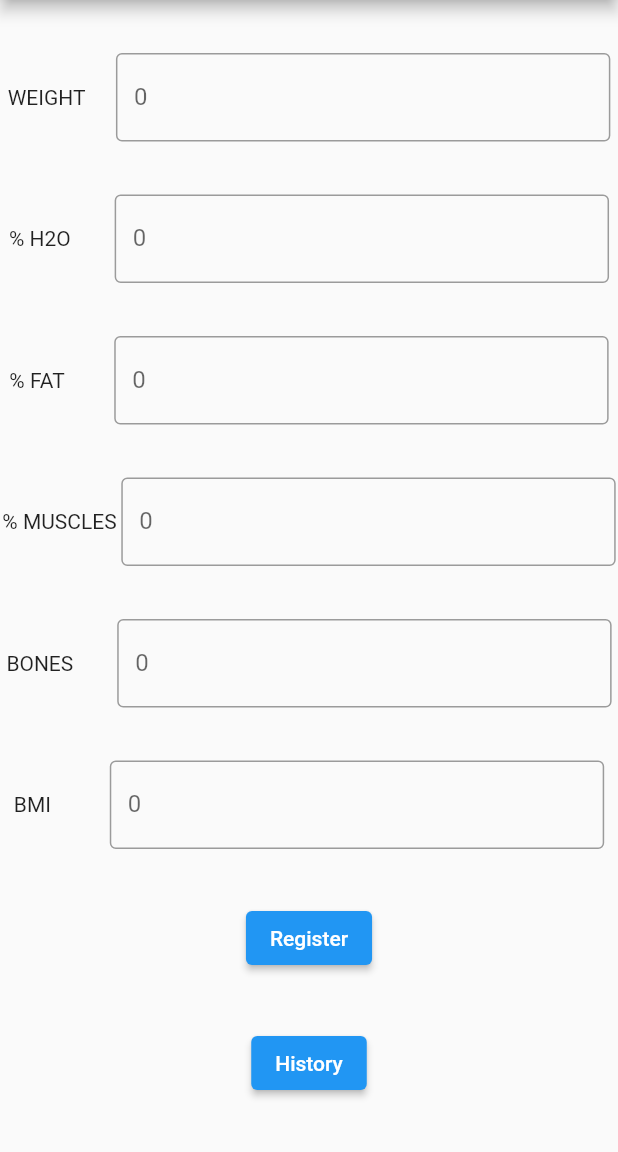
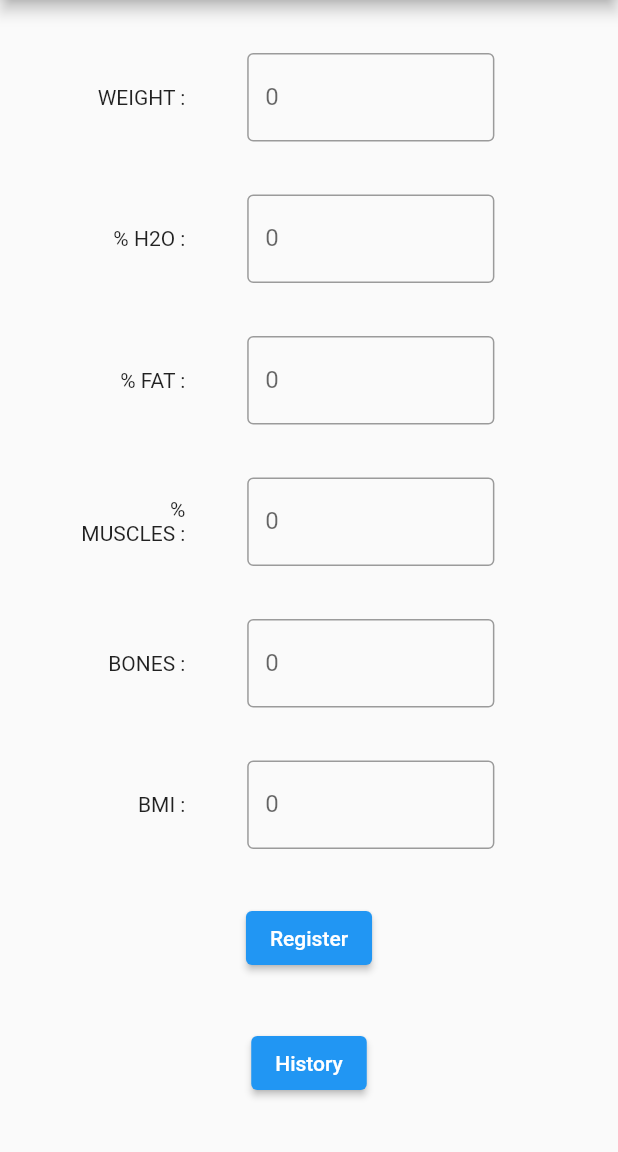
Before and after one commit to CalebSlot/HealthDiary, a Flutter app: the screen it shows after launch, on a phone screen of 412 x 824 dp, the part 84-1236 px from its top. Run offline on Flutter 3.47's test engine with Material 2 defaults, Android fonts, the phone set to English and light mode, and no system bars; our stand-ins replace csv, shared_preferences.

Commit message:
changed form layouts

```diff
--- a/lib/Screens/ScreenHome/components/HealthForm.dart
+++ b/lib/Screens/ScreenHome/components/HealthForm.dart
@@ -57,12 +57,12 @@ List<List<dynamic>>? _csvLoadData;
     return  Column(
         mainAxisAlignment: MainAxisAlignment.spaceEvenly,
         children: [
-          buildRow('WEIGHT   ','0',weightController),
-          buildRow('% H2O     ','0',h2oController),
-          buildRow('% FAT      ','0',fatController),
-          buildRow('% MUSCLES','0',muscleController),
-          buildRow('BONES      ','0',bonesController),
-          buildRow('BMI      ','0',bmiController),
+          buildRow('WEIGHT :','0',weightController),
+          buildRow('% H2O :','0',h2oController),
+          buildRow('% FAT :','0',fatController),
+          buildRow('% MUSCLES :','0',muscleController),
+          buildRow('BONES :','0',bonesController),
+          buildRow('BMI :','0',bmiController),
            ElevatedButton(
                     style: ButtonStyle(
             backgroundColor: MaterialStateProperty.all(Colors.blue)),
@@ -189,11 +189,21 @@ actions: [
       Row(
         mainAxisAlignment: MainAxisAlignment.spaceAround,
         children: [
-          Flexible(flex: 2,
-          child: Text(name,textAlign: TextAlign.left)),
-          Flexible(
-            flex: 8,
+            Expanded(
+            flex: 1,
             child:
+            Container()),
+          Expanded(
+            flex: 2,
+            child:
+          Text(name,textAlign: TextAlign.right)),
+           Expanded(
+            flex: 1,
+            child:
+            Container()),
+        Expanded(
+            flex: 4,
+          child:
                   TextField(
                     controller: fieldController,
                      keyboardType: TextInputType.numberWithOptions(signed:false,decimal:true),
@@ -207,7 +217,10 @@ actions: [
                     ),
                   ),
 
-          ),
+           ), Expanded(
+            flex: 2,
+            child:
+            Container()),
         ],
       );
 
```
